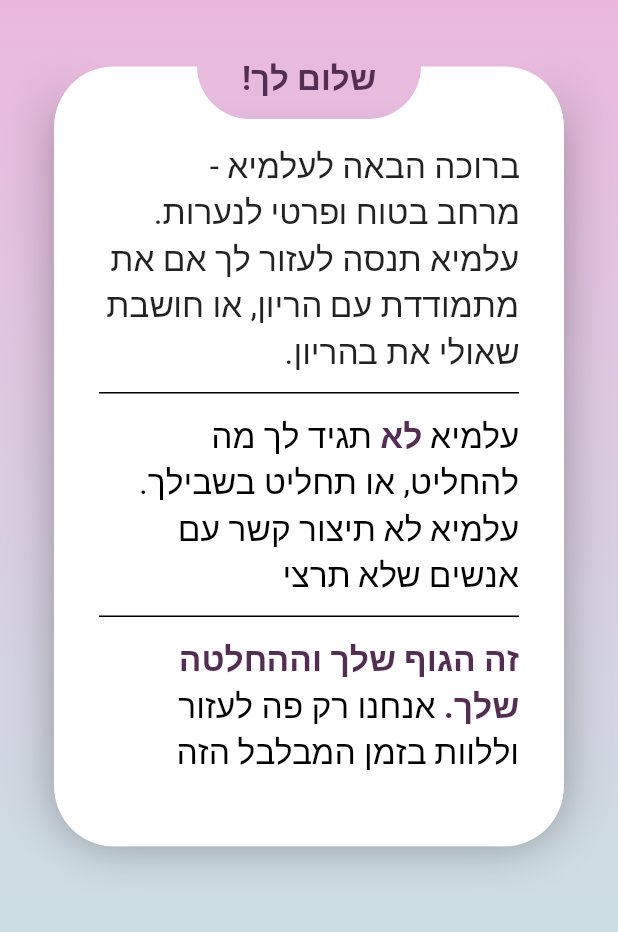
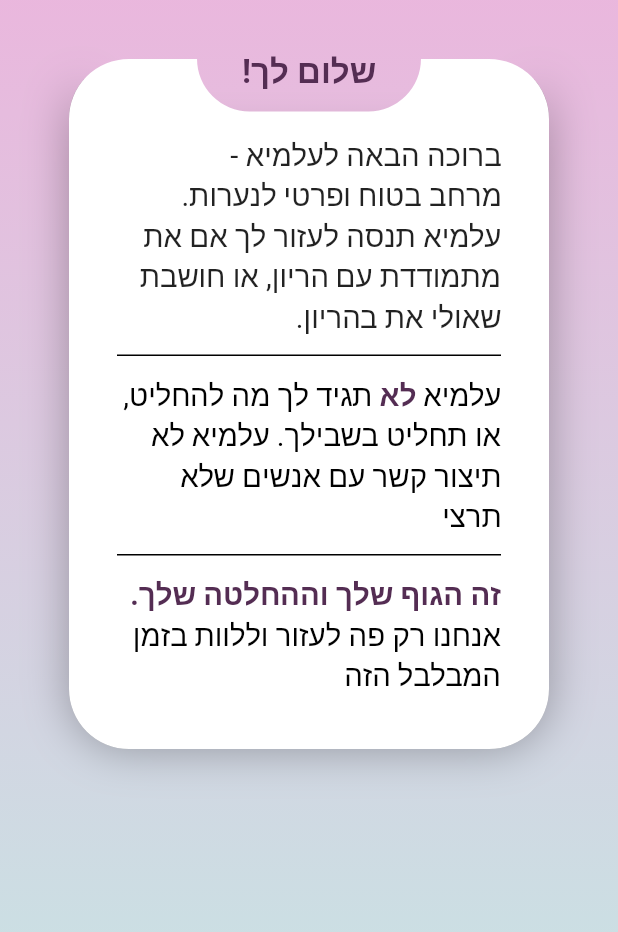
Before and after one commit to barakgro/Almiya, a Flutter app: the NewUserPage screen opened by its route, on a phone screen of 412 x 824 dp, the part 196-1128 px from its top. Run offline on Flutter 3.47's test engine with Material 2 defaults, Android fonts, the light colour scheme and no system bars.

Commit message:
ui fixes

```diff
--- a/lib/components/main_card.dart
+++ b/lib/components/main_card.dart
@@ -101,7 +101,7 @@
           size: Size.infinite,
           painter: CardPainter(title: this.title),
           child: Padding(
-            padding: EdgeInsets.fromLTRB(10, 80, 10, 10),
+            padding: EdgeInsets.fromLTRB(0, 80, 0, 0),
             child: this.child,
           ),
         ),
--- a/lib/pages/new_user_page.dart
+++ b/lib/pages/new_user_page.dart
@@ -35,6 +35,8 @@
     ],
   );
 
+  final double textScale = 1.4;
+
   @override
   Widget build(BuildContext context) {
     return AlmiyaPage(
@@ -56,20 +58,20 @@
             textDirection: TextDirection.rtl,
             children: [
               Padding(
-                padding: EdgeInsets.fromLTRB(0, 10, 0, 0),
+                padding: EdgeInsets.fromLTRB(0, 5, 0, 0),
                 child: MainCard(
-                  width: 340,
-                  height: 520,
+                  width: 320,
+                  height: 460,
                   title: "שלום לך!",
                   child: Padding(
-                    padding: EdgeInsets.fromLTRB(20, 5, 20, 0),
+                    padding: EdgeInsets.fromLTRB(32, 5, 32, 0),
                     child: Column(
                       children: [
                         Text(
                           this.firstParagragh,
                           maxLines: 6,
                           textDirection: TextDirection.rtl,
-                          textScaleFactor: 1.6,
+                          textScaleFactor: this.textScale,
                         ),
                         Divider(
                           color: Colors.black,
@@ -81,7 +83,7 @@
                         RichText(
                           text: this.secondParagragh,
                           textDirection: TextDirection.rtl,
-                          textScaleFactor: 1.6,
+                          textScaleFactor: this.textScale,
                         ),
                         Divider(
                           color: Colors.black,
@@ -93,7 +95,7 @@
                         RichText(
                           text: this.thirdParagragh,
                           textDirection: TextDirection.rtl,
-                          textScaleFactor: 1.6,
+                          textScaleFactor: this.textScale,
                         ),
                       ],
                     ),
```
